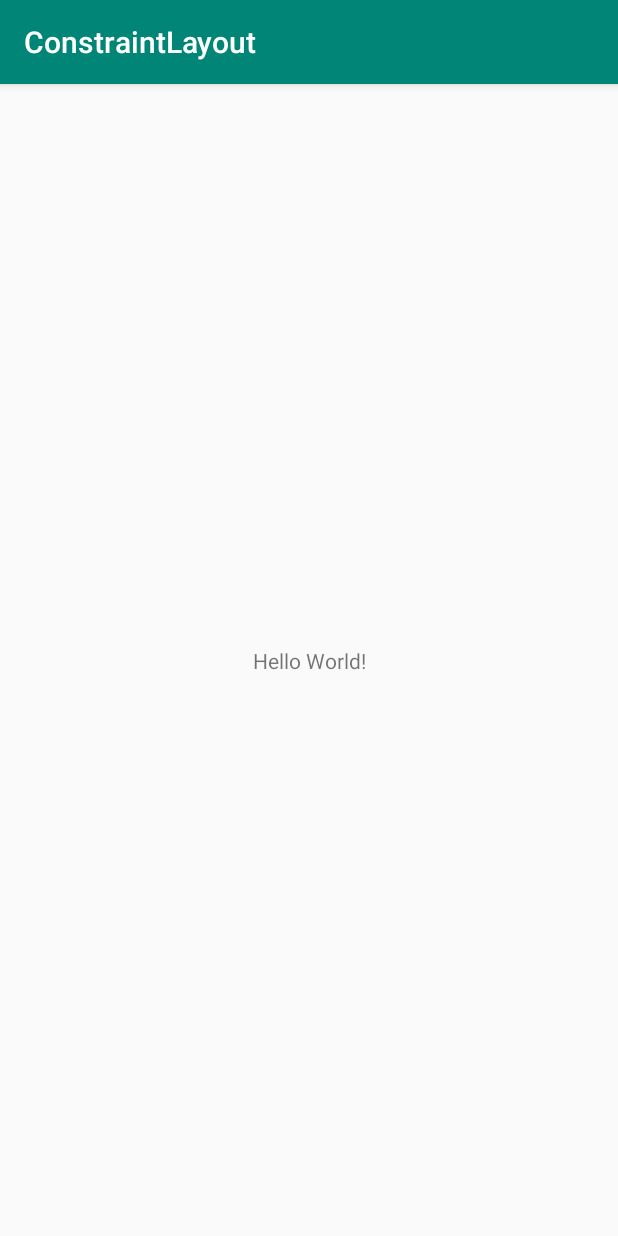
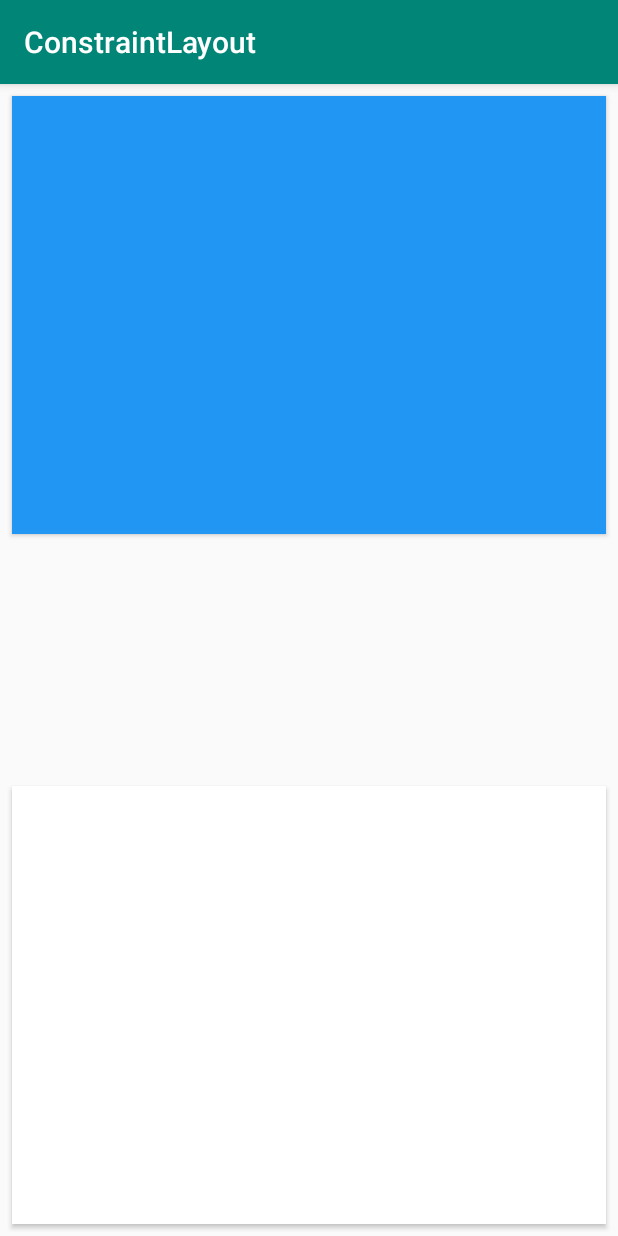
Before and after one commit to pemrograman-mobile-2019/02-constraint-layout-ArsalanFarrell, an Android app: the screen it shows after launch (MainActivity), on a phone screen of 412 x 824 dp. Run offline under Robolectric (Android 15) with nearby library versions, the phone set to English and light mode, and no system bars.

Commit message:
menggunakan guideline

```diff
--- a/app/src/main/res/layout/activity_main.xml
+++ b/app/src/main/res/layout/activity_main.xml
@@ -6,13 +6,49 @@
     android:layout_height="match_parent"
     tools:context=".MainActivity">
 
-    <TextView
+
+    <android.support.constraint.Guideline
+        android:id="@+id/guideline"
         android:layout_width="wrap_content"
         android:layout_height="wrap_content"
-        android:text="Hello World!"
-        app:layout_constraintBottom_toBottomOf="parent"
-        app:layout_constraintLeft_toLeftOf="parent"
-        app:layout_constraintRight_toRightOf="parent"
+        android:orientation="horizontal"
+        app:layout_constraintGuide_percent="0.5" />
+
+    <android.support.constraint.Guideline
+        android:id="@+id/guideline2"
+        android:layout_width="wrap_content"
+        android:layout_height="wrap_content"
+        android:orientation="horizontal"
+        app:layout_constraintGuide_begin="20dp" />
+
+    <Button
+        android:id="@+id/button"
+        android:layout_width="match_parent"
+        android:layout_height="292dp"
+        android:layout_marginStart="8dp"
+        android:layout_marginTop="8dp"
+        android:layout_marginEnd="8dp"
+        android:layout_marginBottom="8dp"
+        android:background="#2196F3"
+        app:layout_constraintEnd_toEndOf="parent"
+        app:layout_constraintStart_toStartOf="parent"
         app:layout_constraintTop_toTopOf="parent" />
 
+    <Button
+        android:id="@+id/button2"
+        android:layout_width="match_parent"
+        android:layout_height="292dp"
+        android:layout_marginStart="8dp"
+        android:layout_marginTop="8dp"
+        android:layout_marginEnd="8dp"
+        android:layout_marginBottom="8dp"
+        android:background="#ffffff"
+        app:layout_constraintBottom_toBottomOf="parent"
+        app:layout_constraintEnd_toEndOf="parent"
+        app:layout_constraintHorizontal_bias="0.0"
+        app:layout_constraintStart_toStartOf="parent"
+        app:layout_constraintTop_toBottomOf="@+id/button"
+        app:layout_constraintVertical_bias="1.0" />
+
+
 </android.support.constraint.ConstraintLayout>
```
